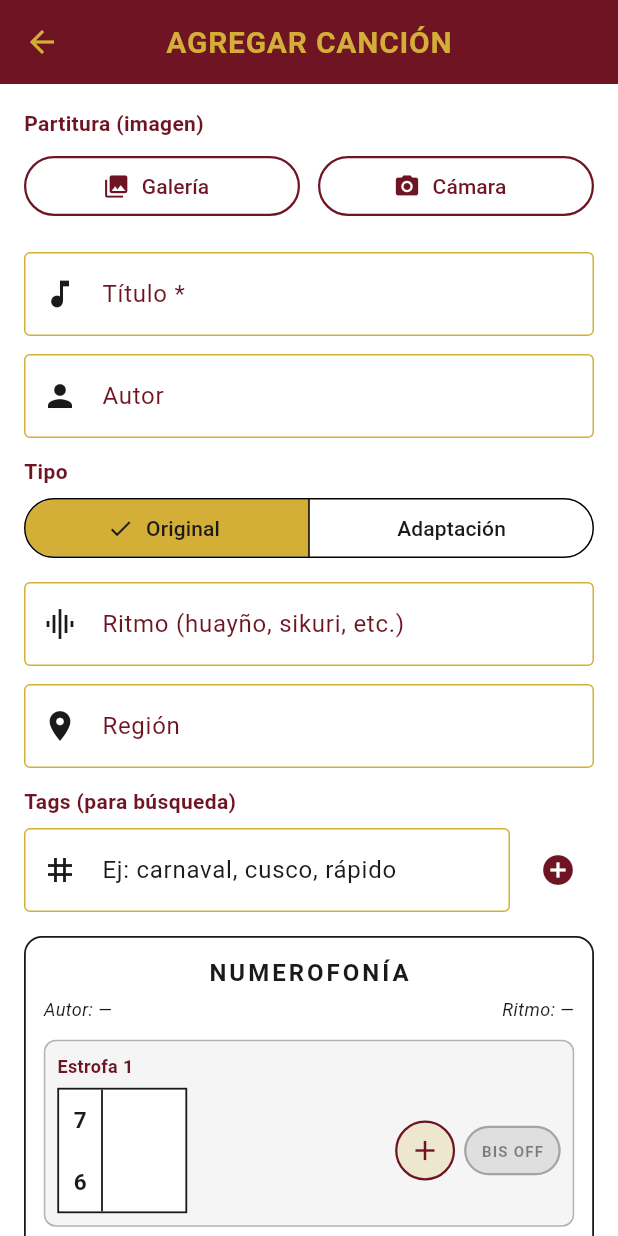
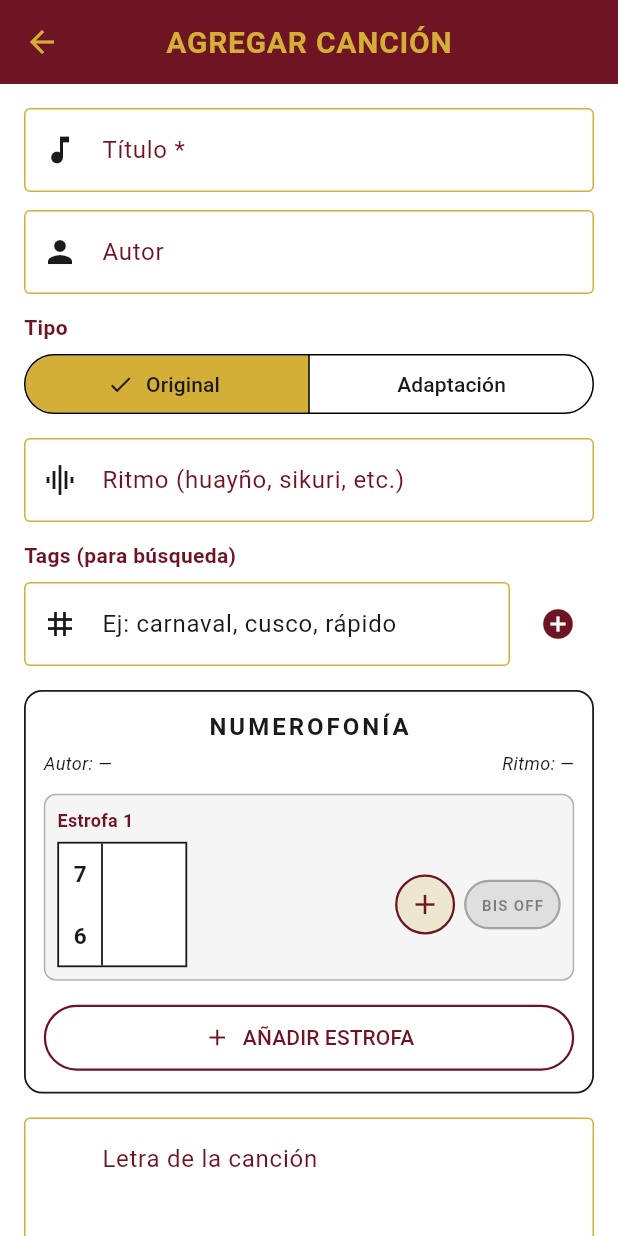
Before and after one commit to yeo-drake/AllinKawsay, a Flutter app: the AgregarCancionScreen screen opened directly, on a phone screen of 412 x 824 dp. Run offline on Flutter 3.47's test engine with Material 3 defaults, Android fonts, the phone set to English and light mode, and no system bars; our stand-ins replace cached_network_image, cloud_firestore, file_picker, firebase_auth, firebase_core, image_picker and 2 more; accounts and stored records are empty.

Commit message:
Actualizar agregar_cancion_screen.dart

```diff
--- a/lib/screens/agregar_cancion_screen.dart
+++ b/lib/screens/agregar_cancion_screen.dart
@@ -2,7 +2,6 @@ import 'dart:io';
 import 'package:file_picker/file_picker.dart';
 import 'package:firebase_auth/firebase_auth.dart';
 import 'package:flutter/material.dart';
-import 'package:image_picker/image_picker.dart';
 import '../models/cancion.dart';
 import '../models/numerofonia.dart';
 import '../services/cancion_service.dart';
@@ -22,7 +21,6 @@ class _AgregarCancionScreenState extends State<AgregarCancionScreen> {
   final _titulo = TextEditingController();
   final _autor = TextEditingController();
   final _ritmo = TextEditingController();
-  final _region = TextEditingController();
   final _letra = TextEditingController();
   final _descripcion = TextEditingController();
   final _tagCtrl = TextEditingController();
@@ -30,9 +28,7 @@ class _AgregarCancionScreenState extends State<AgregarCancionScreen> {
   String _tipo = 'original';
   final List<String> _tags = [];
   List<EstrofaNumerofonia> _numerofoniaEstrofas = [];
-  File? _imagenNueva;
   File? _audioNuevo;
-  String _imagenUrlActual = '';
   String _audioUrlActual = '';
   bool _guardando = false;
   String _estado = '';
@@ -47,12 +43,10 @@ class _AgregarCancionScreenState extends State<AgregarCancionScreen> {
       _titulo.text = c.titulo;
       _autor.text = c.autor;
       _ritmo.text = c.ritmo;
-      _region.text = c.region;
       _letra.text = c.letra;
       _descripcion.text = c.descripcion;
       _tipo = c.tipo;
       _tags.addAll(c.tags);
-      _imagenUrlActual = c.imagenUrl;
       _audioUrlActual = c.audioUrl;
       _numerofoniaEstrofas =
           c.estrofas.map((e) => e.copy()).toList();
@@ -64,20 +58,10 @@ class _AgregarCancionScreenState extends State<AgregarCancionScreen> {
     _titulo.dispose();
     _autor.dispose();
     _ritmo.dispose();
-    _region.dispose();
     _letra.dispose();
     _descripcion.dispose();
     _tagCtrl.dispose();
     super.dispose();
-  }
-
-  Future<void> _elegirImagen({bool camara = false}) async {
-    final picker = ImagePicker();
-    final x = await picker.pickImage(
-      source: camara ? ImageSource.camera : ImageSource.gallery,
-      imageQuality: 80,
-    );
-    if (x != null) setState(() => _imagenNueva = File(x.path));
   }
 
   Future<void> _elegirAudio() async {
@@ -112,7 +96,6 @@ class _AgregarCancionScreenState extends State<AgregarCancionScreen> {
       final storage = StorageService();
 
       String id = widget.cancion?.id ?? '';
-      String imagenUrl = _imagenUrlActual;
       String audioUrl = _audioUrlActual;
 
       if (!_esEdicion) {
@@ -122,7 +105,7 @@ class _AgregarCancionScreenState extends State<AgregarCancionScreen> {
           autor: _autor.text.trim(),
           tipo: _tipo,
           ritmo: _ritmo.text.trim(),
-          region: _region.text.trim(),
+          region: '',
           numerofonia: '',
           estrofas: _numerofoniaEstrofas,
           letra: _letra.text.trim(),
@@ -135,10 +118,6 @@ class _AgregarCancionScreenState extends State<AgregarCancionScreen> {
         ));
       }
 
-      if (_imagenNueva != null) {
-        setState(() => _estado = 'Subiendo partitura...');
-        imagenUrl = await storage.subirPartitura(_imagenNueva!, id);
-      }
       if (_audioNuevo != null) {
         setState(() => _estado = 'Subiendo audio...');
         audioUrl = await storage.subirAudio(_audioNuevo!, id);
@@ -149,14 +128,14 @@ class _AgregarCancionScreenState extends State<AgregarCancionScreen> {
         'autor': _autor.text.trim(),
         'tipo': _tipo,
         'ritmo': _ritmo.text.trim(),
-        'region': _region.text.trim(),
+        'region': '',
         'numerofonia': '',
         'estrofas':
             _numerofoniaEstrofas.map((e) => e.toMap()).toList(),
         'letra': _letra.text.trim(),
         'descripcion': _descripcion.text.trim(),
         'tags': _tags,
-        'imagenUrl': imagenUrl,
+        'imagenUrl': '',
         'audioUrl': audioUrl,
       });
 
@@ -185,92 +164,6 @@ class _AgregarCancionScreenState extends State<AgregarCancionScreen> {
       body: ListView(
         padding: const EdgeInsets.all(16),
         children: [
-          // === IMAGEN ===
-          const Text('Partitura (imagen)',
-              style: TextStyle(
-                  fontWeight: FontWeight.bold, color: AppColors.granate)),
-          const SizedBox(height: 8),
-
-          if (_imagenNueva != null)
-            Stack(
-              children: [
-                ClipRRect(
-                  borderRadius: BorderRadius.circular(12),
-                  child: Image.file(_imagenNueva!,
-                      width: double.infinity,
-                      height: 200,
-                      fit: BoxFit.cover),
-                ),
-                Positioned(
-                  top: 8,
-                  right: 8,
-                  child: IconButton(
-                    icon: const Icon(Icons.close, color: Colors.white),
-                    style: IconButton.styleFrom(
-                        backgroundColor: Colors.black54),
-                    onPressed: () =>
-                        setState(() => _imagenNueva = null),
-                  ),
-                ),
-              ],
-            )
-          else if (_esEdicion && _imagenUrlActual.isNotEmpty)
-            Stack(
-              children: [
-                ClipRRect(
-                  borderRadius: BorderRadius.circular(12),
-                  child: Image.network(_imagenUrlActual,
-                      width: double.infinity,
-                      height: 200,
-                      fit: BoxFit.cover,
-                      errorBuilder: (_, __, ___) => Container(
-                            height: 200,
-                            color: AppColors.grisClaro,
-                            child: const Icon(Icons.broken_image,
-                                size: 60, color: AppColors.granate),
-                          )),
-                ),
-                Positioned(
-                  bottom: 8,
-                  right: 8,
-                  child: ElevatedButton.icon(
-                    icon: const Icon(Icons.edit, size: 16),
-                    label: const Text('Cambiar'),
-                    style: ElevatedButton.styleFrom(
-                      backgroundColor: AppColors.granate,
-                      foregroundColor: AppColors.dorado,
-                    ),
-                    onPressed: () => _mostrarOpcionesImagen(),
-                  ),
-                ),
-              ],
-            )
-          else
-            Row(
-              children: [
-                Expanded(
-                  child: OutlinedButton.icon(
-                    onPressed: _guardando
-                        ? null
-                        : () => _elegirImagen(camara: false),
-                    icon: const Icon(Icons.photo_library),
-                    label: const Text('Galería'),
-                  ),
-                ),
-                const SizedBox(width: 12),
-                Expanded(
-                  child: OutlinedButton.icon(
-                    onPressed: _guardando
-                        ? null
-                        : () => _elegirImagen(camara: true),
-                    icon: const Icon(Icons.camera_alt),
-                    label: const Text('Cámara'),
-                  ),
-                ),
-              ],
-            ),
-          const SizedBox(height: 20),
-
           // === TÍTULO ===
           TextField(
             controller: _titulo,
@@ -310,14 +203,6 @@ class _AgregarCancionScreenState extends State<AgregarCancionScreen> {
             decoration: const InputDecoration(
                 labelText: 'Ritmo (huayño, sikuri, etc.)',
                 prefixIcon: Icon(Icons.graphic_eq)),
-          ),
-          const SizedBox(height: 12),
-
-          // === REGIÓN ===
-          TextField(
-            controller: _region,
-            decoration: const InputDecoration(
-                labelText: 'Región', prefixIcon: Icon(Icons.place)),
           ),
           const SizedBox(height: 12),
 
@@ -389,7 +274,7 @@ class _AgregarCancionScreenState extends State<AgregarCancionScreen> {
             controller: _descripcion,
             maxLines: 3,
             decoration: const InputDecoration(
-                labelText: 'Notas / descripción',
+                labelText: 'Descripción',
                 prefixIcon: Icon(Icons.description)),
           ),
           const SizedBox(height: 20),
@@ -466,50 +351,4 @@ class _AgregarCancionScreenState extends State<AgregarCancionScreen> {
       ),
     );
   }
-
-  void _mostrarOpcionesImagen() {
-    showModalBottomSheet(
-      context: context,
-      backgroundColor: AppColors.blanco,
-      shape: const RoundedRectangleBorder(
-        borderRadius: BorderRadius.vertical(top: Radius.circular(24)),
-      ),
-      builder: (_) => SafeArea(
-        child: Column(
-          mainAxisSize: MainAxisSize.min,
-          children: [
-            const SizedBox(height: 12),
-            ListTile(
-              leading: const Icon(Icons.photo_library,
-                  color: AppColors.granate),
-              title: const Text('Elegir de galería'),
-              onTap: () {
-                Navigator.pop(context);
-                _elegirImagen(camara: false);
-              },
-            ),
-            ListTile(
-              leading: const Icon(Icons.camera_alt,
-                  color: AppColors.granate),
-              title: const Text('Tomar foto'),
-              onTap: () {
-                Navigator.pop(context);
-                _elegirImagen(camara: true);
-              },
-            ),
-            ListTile(
-              leading: const Icon(Icons.delete_outline,
-                  color: AppColors.granate),
-              title: const Text('Quitar imagen'),
-              onTap: () {
-                Navigator.pop(context);
-                setState(() => _imagenUrlActual = '');
-              },
-            ),
-            const SizedBox(height: 8),
-          ],
-        ),
-      ),
-    );
-  }
 }
```
